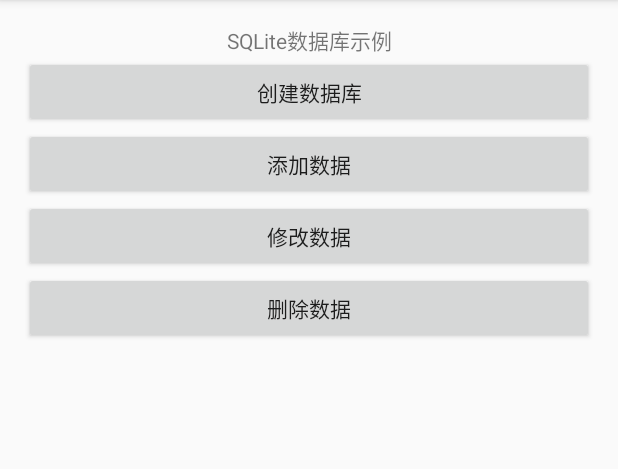
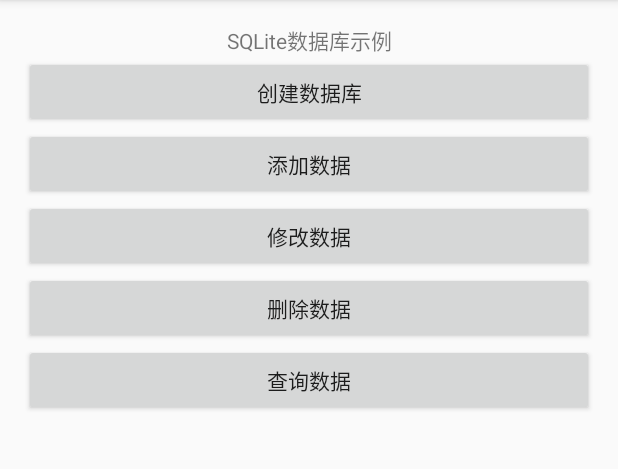
Before and after one commit to omen810/SQLite01, an Android app: the screen it shows after launch (MainActivity), after a tap on "删除数据", on a phone screen of 412 x 824 dp, the part 84-553 px from its top. Run offline under Robolectric (Android 15) with nearby library versions, the phone set to English and light mode, and no system bars; libraries missing offline, so code that uses them is left out: com.facebook.stetho; 1 statement that could not run was skipped.

Commit message:
2016.07.29pm22

```diff
--- a/app/src/main/java/com/omen/sqlite01/MainActivity.java
+++ b/app/src/main/java/com/omen/sqlite01/MainActivity.java
@@ -1,16 +1,19 @@
 package com.omen.sqlite01;
 
 import android.content.ContentValues;
+import android.database.Cursor;
 import android.database.sqlite.SQLiteDatabase;
+import android.support.annotation.StringDef;
 import android.support.v7.app.AppCompatActivity;
 import android.os.Bundle;
+import android.util.Log;
 import android.view.View;
 import android.widget.Button;
 
 public class MainActivity extends AppCompatActivity implements View.OnClickListener{
 
     private MyDatabaseHelper dbHelper;
-    private Button mButtonCreate,mButtonAdd,mButtonUpdate,mButtonDelete;
+    private Button mButtonCreate,mButtonAdd,mButtonUpdate,mButtonDelete,mButtonQuery;
 
 
     @Override
@@ -24,11 +27,16 @@ public class MainActivity extends AppCompatActivity implements View.OnClickListe
         mButtonAdd = (Button) findViewById(R.id.activity_main_btn_add);
         mButtonUpdate = (Button) findViewById(R.id.activity_main_btn_update);
         mButtonDelete= (Button) findViewById(R.id.activity_main_btn_delete);
+        mButtonQuery = (Button) findViewById(R.id.activity_main_btn_query);
+
+
 
         mButtonCreate.setOnClickListener(this);
         mButtonAdd.setOnClickListener(this);
         mButtonUpdate.setOnClickListener(this);
         mButtonDelete.setOnClickListener(this);
+        mButtonQuery.setOnClickListener(this);
+
     }
 
     @Override
@@ -51,6 +59,20 @@ public class MainActivity extends AppCompatActivity implements View.OnClickListe
 //                SQLiteDatabase db=dbHelper.getWritableDatabase();
                 /*db.delete("Book", "pages>?", new String[]{"400"});*/
                 db.delete("Book", "pages>? and price>?", new String[]{"400","40"});
+                break;
+            case R.id.activity_main_btn_query:
+                Cursor cursor = db.query("Book", null, null, null, null, null, null);
+                if(cursor==null){
+                    return;
+                }
+                while (cursor.moveToNext()){
+                    String name=cursor.getString(cursor.getColumnIndex("name"));
+                    String author = cursor.getString(cursor.getColumnIndex("author"));
+                    int pages = cursor.getInt(cursor.getColumnIndex("pages"));
+                    double prices = cursor.getDouble(cursor.getColumnIndex("price"));
+                    Log.d("omen", "书名：《 "+name+"》，作者："+author+"，页数："+pages+"，价格"+prices);
+                }
+                cursor.close();
                 break;
             default:
                 break;
--- a/app/src/main/res/layout/activity_main.xml
+++ b/app/src/main/res/layout/activity_main.xml
@@ -35,5 +35,10 @@
         android:layout_width="match_parent"
         android:layout_height="wrap_content"
         android:text="删除数据"/>
+<Button
+        android:id="@+id/activity_main_btn_query"
+        android:layout_width="match_parent"
+        android:layout_height="wrap_content"
+        android:text="查询数据"/>
 
 </LinearLayout>
```
